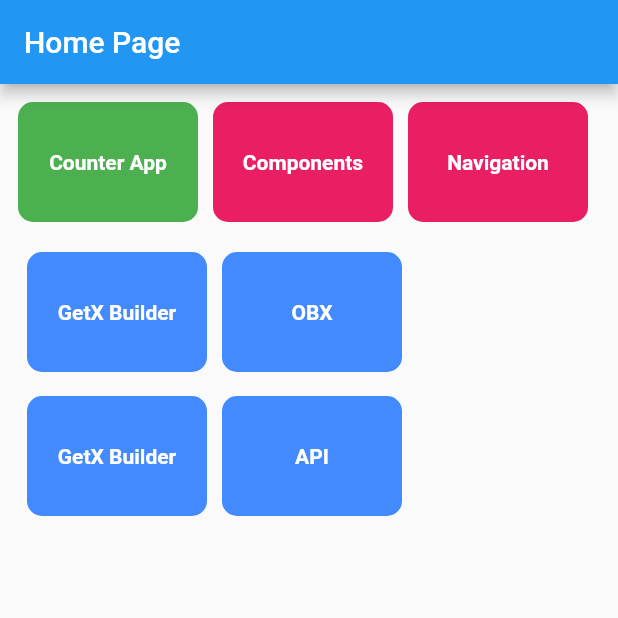
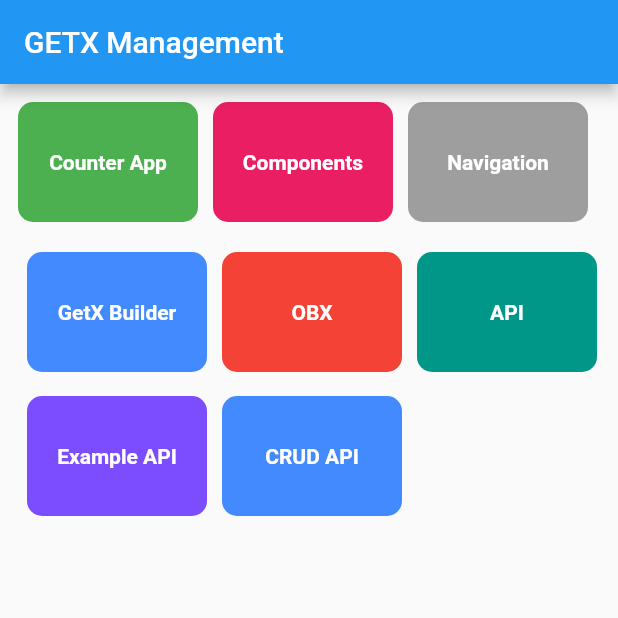
Before and after one commit to PhanithNoch/flutter_getx_app, a Flutter app: the screen it shows after launch, on a phone screen of 412 x 824 dp, the top half of it. Run offline on Flutter 3.47's test engine with Material 2 defaults, Android fonts, the phone set to English and light mode, and no system bars; drawn by our look-alikes of keyboard_actions; our stand-ins replace dio, get.

Commit message:
added crud using getx

```diff
--- a/lib/main.dart
+++ b/lib/main.dart
@@ -5,7 +5,10 @@ import 'package:fluttergetxapp/getx_builder/getx_builder_page.dart';
 import 'package:fluttergetxapp/getx_components/getx_component.dart';
 import 'package:fluttergetxapp/getx_navigations/navigation_page.dart';
 import 'package:fluttergetxapp/obx/counter_obx_page.dart';
+import 'package:fluttergetxapp/people/views/people_create_page.dart';
+import 'package:fluttergetxapp/people/views/people_home_page.dart';
 import 'package:fluttergetxapp/screens/home_screen.dart';
+import 'package:fluttergetxapp/simple_api/api/views/home_page.dart';
 import 'package:get/get.dart';
 
 import 'counter/counter_page.dart';
@@ -33,6 +36,9 @@ class MyApp extends StatelessWidget {
         GetPage(name: '/counter_gex_builder',page:()=> GetXBuilderCounterPage()),
         GetPage(name: '/obx_counter',page:()=> CounterOBXPage()),
         GetPage(name: '/people',page:()=> PeoplePage(),binding: PeopleDi()),
+        GetPage(name: '/example_api',page:()=> PeopleHomePage()),
+        GetPage(name: '/home_sample_page',page:()=> HomeSamplePage()),
+        GetPage(name: '/create_people',page:()=> PeopleCreatePage()),
       ],
     );
 
--- a/lib/screens/home_screen.dart
+++ b/lib/screens/home_screen.dart
@@ -48,7 +48,7 @@ class _HomeScreenState extends State<HomeScreen> {
 
     return Scaffold(
       appBar: AppBar(
-        title: Text('Home Page'),
+        title: Text('GETX Management'),
       ),
       body: KeyboardActions(
         config: _buildConfig(context),
@@ -115,7 +115,7 @@ class _HomeScreenState extends State<HomeScreen> {
                       height: 80,
                       decoration: BoxDecoration(
                         borderRadius: BorderRadius.circular(10),
-                        color: Colors.pink,
+                        color: Colors.grey,
                       ),
                       child: Text(
                         'Navigation',
@@ -174,43 +174,10 @@ class _HomeScreenState extends State<HomeScreen> {
                       height: 80,
                       decoration: BoxDecoration(
                         borderRadius: BorderRadius.circular(10),
-                        color: Colors.blueAccent,
+                        color: Colors.red,
                       ),
                       child: Text(
                         'OBX',
-                        style: TextStyle(
-                            color: Colors.white, fontWeight: FontWeight.bold),
-                        overflow: TextOverflow.ellipsis,
-                      ),
-                    ),
-                  ),
-                ],
-              ),
-            ),
-
-            Padding(
-              padding: const EdgeInsets.all(8.0),
-              child: Row(
-                children: [
-                  SizedBox(
-                    width: 10,
-                  ),
-                  GestureDetector(
-                    onTap: () {
-//                    Get.to(NavigationPage(),arguments: ["phanith"]);
-//                    Get.off(NavigationPage()); navigate next but can't back
-                      Get.toNamed('counter_gex_builder');
-                    },
-                    child: Container(
-                      alignment: Alignment.center,
-                      width: 120,
-                      height: 80,
-                      decoration: BoxDecoration(
-                        borderRadius: BorderRadius.circular(10),
-                        color: Colors.blueAccent,
-                      ),
-                      child: Text(
-                        'GetX Builder',
                         style: TextStyle(
                             color: Colors.white, fontWeight: FontWeight.bold),
                         overflow: TextOverflow.ellipsis,
@@ -230,10 +197,66 @@ class _HomeScreenState extends State<HomeScreen> {
                       height: 80,
                       decoration: BoxDecoration(
                         borderRadius: BorderRadius.circular(10),
+                        color: Colors.teal,
+                      ),
+                      child: Text(
+                        'API',
+                        style: TextStyle(
+                            color: Colors.white, fontWeight: FontWeight.bold),
+                        overflow: TextOverflow.ellipsis,
+                      ),
+                    ),
+                  ),
+                ],
+              ),
+            ),
+
+            Padding(
+              padding: const EdgeInsets.all(8.0),
+              child: Row(
+                children: [
+
+
+                  SizedBox(width: 10,),
+                  GestureDetector(
+                    onTap: () {
+//                    Get.to(NavigationPage(),arguments: ["phanith"]);
+//                    Get.off(NavigationPage()); navigate next but can't back
+                      Get.toNamed('home_sample_page');
+                    },
+                    child: Container(
+                      alignment: Alignment.center,
+                      width: 120,
+                      height: 80,
+                      decoration: BoxDecoration(
+                        borderRadius: BorderRadius.circular(10),
+                        color: Colors.deepPurpleAccent,
+                      ),
+                      child: Text(
+                        'Example API',
+                        style: TextStyle(
+                            color: Colors.white, fontWeight: FontWeight.bold),
+                        overflow: TextOverflow.ellipsis,
+                      ),
+                    ),
+                  ),
+                  SizedBox(width: 10,),
+                  GestureDetector(
+                    onTap: () {
+//                    Get.to(NavigationPage(),arguments: ["phanith"]);
+//                    Get.off(NavigationPage()); navigate next but can't back
+                      Get.toNamed('example_api');
+                    },
+                    child: Container(
+                      alignment: Alignment.center,
+                      width: 120,
+                      height: 80,
+                      decoration: BoxDecoration(
+                        borderRadius: BorderRadius.circular(10),
                         color: Colors.blueAccent,
                       ),
                       child: Text(
-                        'API',
+                        'CRUD API',
                         style: TextStyle(
                             color: Colors.white, fontWeight: FontWeight.bold),
                         overflow: TextOverflow.ellipsis,
```
Also changed, not shown: lib/people/controllers/people_controller.dart (added, +35 -0 lines), lib/people/model/people.dart (added, +64 -0 lines), lib/people/services/rest_api.dart (added, +39 -0 lines), lib/people/views/people_create_page.dart (added, +107 -0 lines), lib/people/views/people_home_page.dart (added, +37 -0 lines), lib/simple_api/api/controller/home_controller.dart (added, +23 -0 lines), lib/simple_api/api/model/user.dart (added, +22 -0 lines), lib/simple_api/api/user_api.dart (added, +20 -0 lines), lib/simple_api/api/views/home_page.dart (added, +43 -0 lines), lib/people/views/people_update_page.dart (added).
